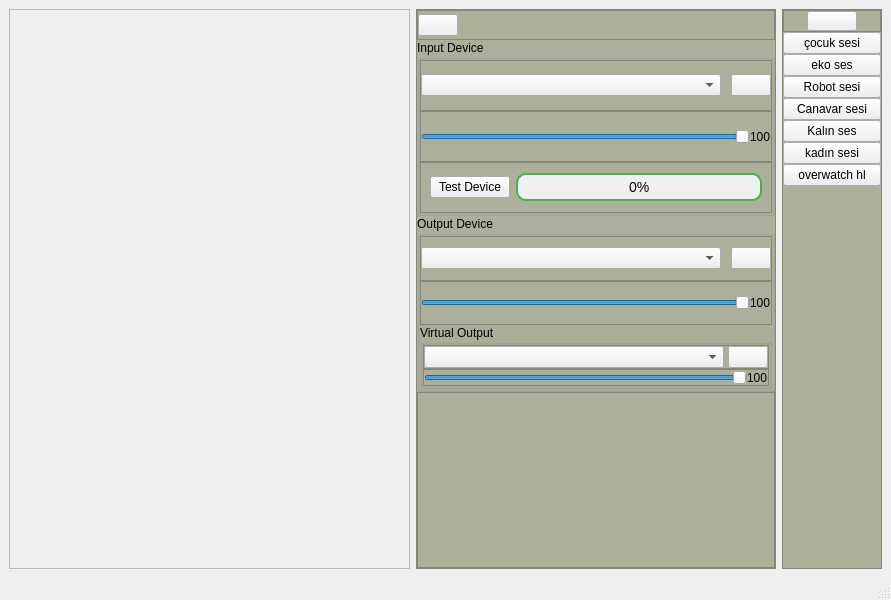
Qt form mainwindow.ui (akifs52/Voice-Changer) before a commit.
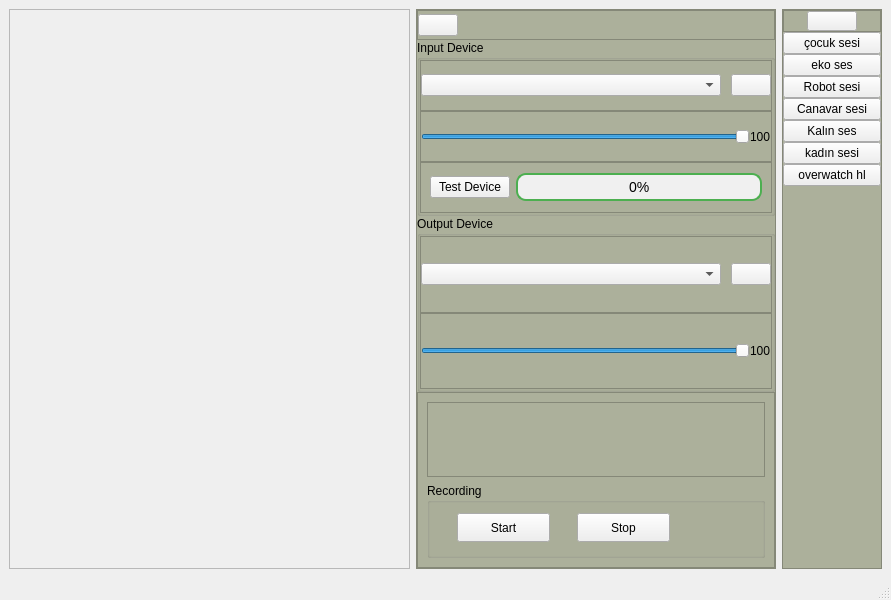
The same form after that commit.

```diff
--- a/mainwindow.ui
+++ b/mainwindow.ui
@@ -424,124 +424,6 @@
             </layout>
            </widget>
           </item>
-          <item>
-           <widget class="QGroupBox" name="groupBox_3">
-            <property name="minimumSize">
-             <size>
-              <width>0</width>
-              <height>60</height>
-             </size>
-            </property>
-            <property name="title">
-             <string>Virtual Output</string>
-            </property>
-            <layout class="QVBoxLayout" name="verticalLayout_5">
-             <property name="spacing">
-              <number>0</number>
-             </property>
-             <property name="leftMargin">
-              <number>0</number>
-             </property>
-             <property name="topMargin">
-              <number>0</number>
-             </property>
-             <property name="rightMargin">
-              <number>0</number>
-             </property>
-             <property name="bottomMargin">
-              <number>0</number>
-             </property>
-             <item>
-              <widget class="QFrame" name="frame_13">
-               <property name="frameShape">
-                <enum>QFrame::Shape::StyledPanel</enum>
-               </property>
-               <property name="frameShadow">
-                <enum>QFrame::Shadow::Raised</enum>
-               </property>
-               <layout class="QHBoxLayout" name="horizontalLayout_9">
-                <property name="leftMargin">
-                 <number>0</number>
-                </property>
-                <property name="topMargin">
-                 <number>0</number>
-                </property>
-                <property name="rightMargin">
-                 <number>0</number>
-                </property>
-                <property name="bottomMargin">
-                 <number>0</number>
-                </property>
-                <item>
-                 <widget class="QComboBox" name="VirtualOutputBox">
-                  <property name="minimumSize">
-                   <size>
-                    <width>300</width>
-                    <height>0</height>
-                   </size>
-                  </property>
-                 </widget>
-                </item>
-                <item>
-                 <widget class="QPushButton" name="refresVirtualOutput">
-                  <property name="text">
-                   <string/>
-                  </property>
-                 </widget>
-                </item>
-               </layout>
-              </widget>
-             </item>
-             <item>
-              <widget class="QFrame" name="frame_12">
-               <property name="frameShape">
-                <enum>QFrame::Shape::StyledPanel</enum>
-               </property>
-               <property name="frameShadow">
-                <enum>QFrame::Shadow::Raised</enum>
-               </property>
-               <layout class="QHBoxLayout" name="horizontalLayout_10">
-                <property name="spacing">
-                 <number>0</number>
-                </property>
-                <property name="leftMargin">
-                 <number>0</number>
-                </property>
-                <property name="topMargin">
-                 <number>0</number>
-                </property>
-                <property name="rightMargin">
-                 <number>0</number>
-                </property>
-                <property name="bottomMargin">
-                 <number>0</number>
-                </property>
-                <item>
-                 <widget class="QSlider" name="horizontalSlider">
-                  <property name="maximum">
-                   <number>100</number>
-                  </property>
-                  <property name="value">
-                   <number>100</number>
-                  </property>
-                  <property name="orientation">
-                   <enum>Qt::Orientation::Horizontal</enum>
-                  </property>
-                 </widget>
-                </item>
-                <item>
-                 <widget class="QLabel" name="labelVirtual">
-                  <property name="text">
-                   <string>100</string>
-                  </property>
-                 </widget>
-                </item>
-               </layout>
-              </widget>
-             </item>
-            </layout>
-           </widget>
-          </item>
          </layout>
         </widget>
        </item>
@@ -553,6 +435,51 @@
          <property name="frameShadow">
           <enum>QFrame::Shadow::Raised</enum>
          </property>
+         <layout class="QVBoxLayout" name="verticalLayout_6">
+          <item>
+           <widget class="QFrame" name="frame_14">
+            <property name="frameShape">
+             <enum>QFrame::Shape::StyledPanel</enum>
+            </property>
+            <property name="frameShadow">
+             <enum>QFrame::Shadow::Raised</enum>
+            </property>
+           </widget>
+          </item>
+          <item>
+           <widget class="QGroupBox" name="groupBox_4">
+            <property name="title">
+             <string>Recording</string>
+            </property>
+            <widget class="QPushButton" name="startRecord">
+             <property name="geometry">
+              <rect>
+               <x>30</x>
+               <y>30</y>
+               <width>93</width>
+               <height>29</height>
+              </rect>
+             </property>
+             <property name="text">
+              <string>Start</string>
+             </property>
+            </widget>
+            <widget class="QPushButton" name="stopRecord">
+             <property name="geometry">
+              <rect>
+               <x>150</x>
+               <y>30</y>
+               <width>93</width>
+               <height>29</height>
+              </rect>
+             </property>
+             <property name="text">
+              <string>Stop</string>
+             </property>
+            </widget>
+           </widget>
+          </item>
+         </layout>
         </widget>
        </item>
       </layout>
```
Left out of the diff: 10 changed lines with no effect on the pictures.
